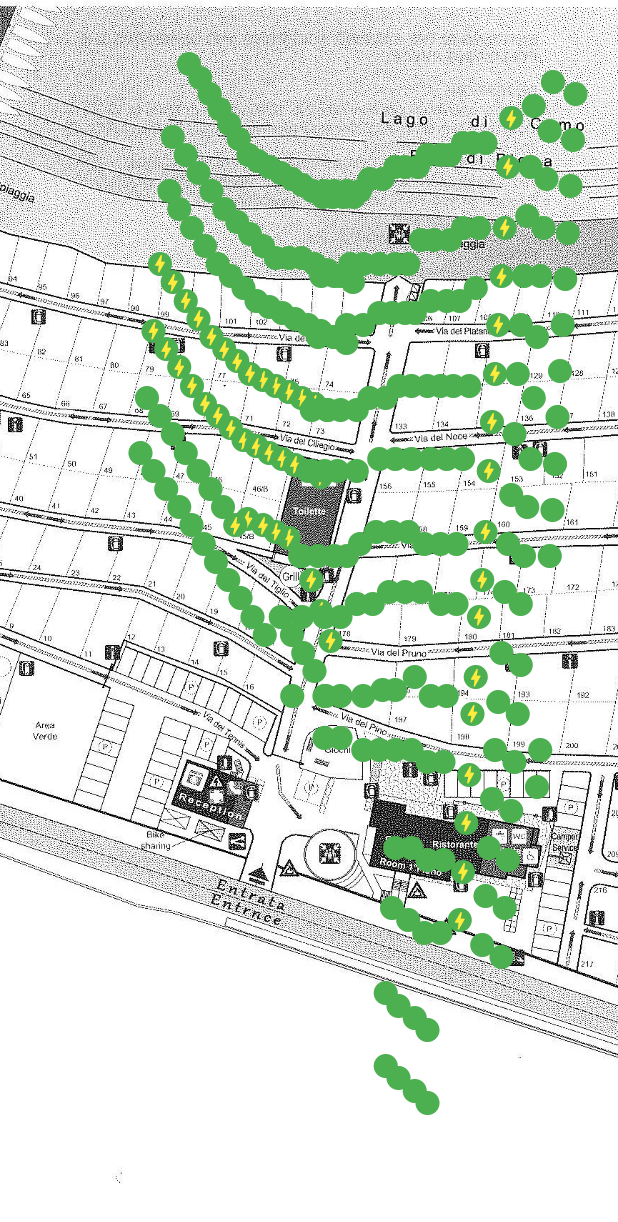
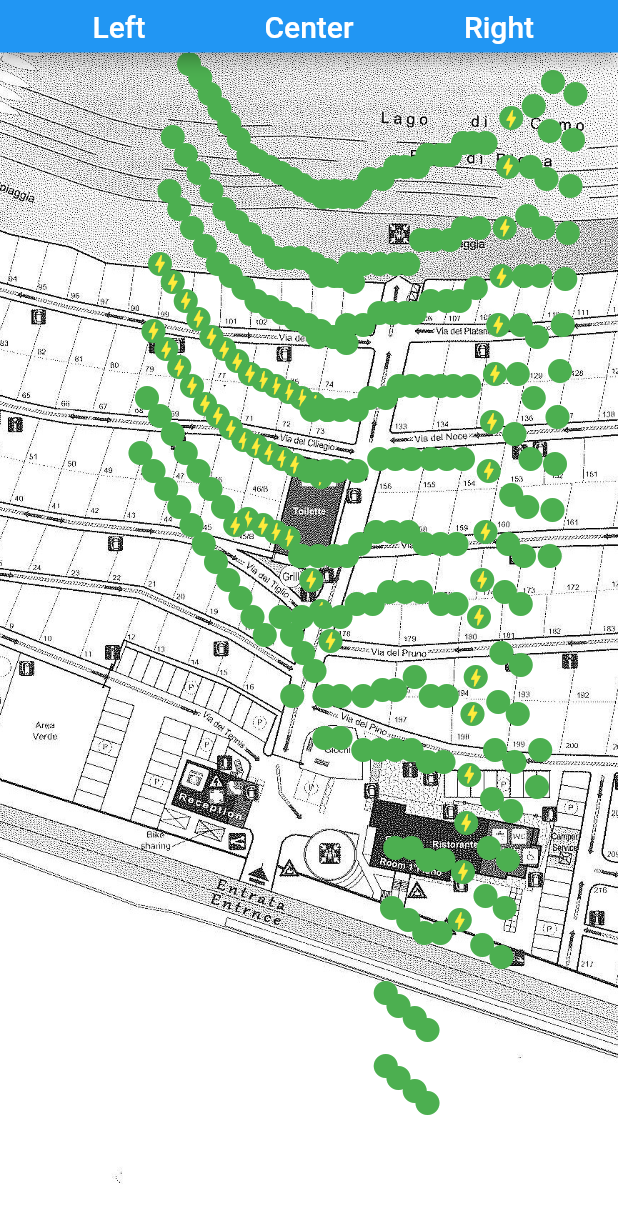
Before and after one commit to SiniMini04/GreenCamp, a Flutter app: the screen it shows after launch, on a phone screen of 412 x 824 dp. Shown: the top 1222 px of the screen. Run offline on Flutter 3.47's test engine with Material 2 defaults, Android fonts, the phone set to English and light mode, and no system bars; our stand-ins replace logger; missing offline and left inert: mysql1.

Commit message:
Navigationsbar:Navbar:01
Added Navbar to App

```diff
--- a/greencamp/lib/main.dart
+++ b/greencamp/lib/main.dart
@@ -50,6 +50,33 @@ class _MyAppState extends State<MyApp> {
             ),
             child: Scaffold(
               backgroundColor: Colors.transparent,
+              appBar: PreferredSize(
+                preferredSize: Size.fromHeight(35.0),
+                child: AppBar(
+                  title: Row(
+                    children: [
+                      Expanded(
+                        child: Text(
+                          'Left',
+                          textAlign: TextAlign.center,
+                        ),
+                      ),
+                      Expanded(
+                        child: Text(
+                          'Center',
+                          textAlign: TextAlign.center,
+                        ),
+                      ),
+                      Expanded(
+                        child: Text(
+                          'Right',
+                          textAlign: TextAlign.center,
+                        ),
+                      ),
+                    ],
+                  ),
+                ),
+              ),
               body: Stack(
                 alignment: Alignment.center,
                 children: [
```
